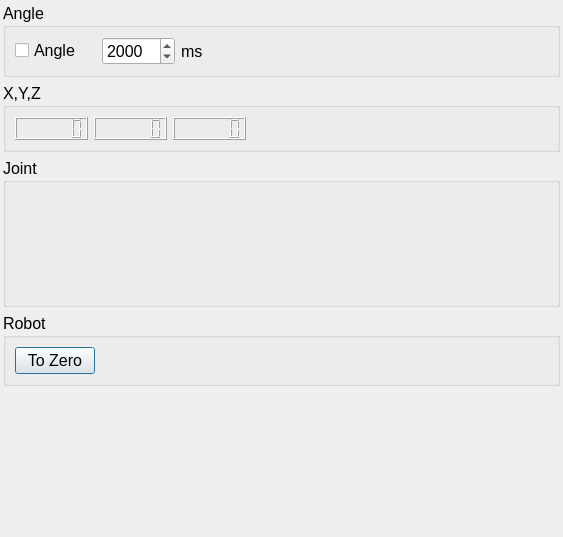
ww4u/megarobostudio, file source/wnd/ui/roboaxes.ui: the form before one commit.
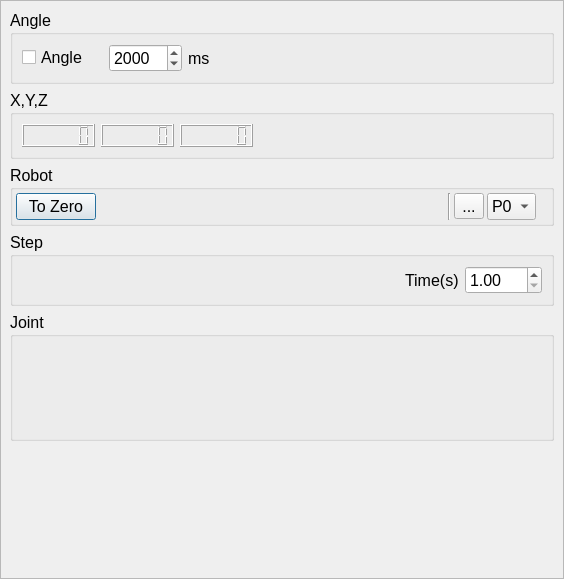
The form after the commit. Icons and pictures are not drawn. Custom widgets are drawn as their Qt base class.

Diff of the .ui file:
```diff
--- a/source/wnd/ui/roboaxes.ui
+++ b/source/wnd/ui/roboaxes.ui
@@ -6,8 +6,8 @@
    <rect>
     <x>0</x>
     <y>0</y>
-    <width>563</width>
-    <height>537</height>
+    <width>564</width>
+    <height>579</height>
    </rect>
   </property>
   <property name="font">
@@ -29,33 +29,41 @@
   <property name="modal">
    <bool>false</bool>
   </property>
-  <layout class="QGridLayout" name="gridLayout">
+  <layout class="QVBoxLayout" name="verticalLayout">
    <property name="leftMargin">
-    <number>3</number>
+    <number>0</number>
    </property>
    <property name="topMargin">
-    <number>3</number>
+    <number>0</number>
    </property>
    <property name="rightMargin">
-    <number>3</number>
+    <number>0</number>
    </property>
    <property name="bottomMargin">
-    <number>3</number>
+    <number>0</number>
    </property>
-   <item row="7" column="0">
-    <spacer name="verticalSpacer">
-     <property name="orientation">
-      <enum>Qt::Vertical</enum>
+   <item>
+    <widget class="QScrollArea" name="scrollArea">
+     <property name="frameShadow">
+      <enum>QFrame::Raised</enum>
      </property>
-     <property name="sizeHint" stdset="0">
-      <size>
-       <width>20</width>
-       <height>40</height>
-      </size>
+     <property name="lineWidth">
+      <number>0</number>
      </property>
-    </spacer>
-   </item>
-   <item row="3" column="0">
+     <property name="widgetResizable">
+      <bool>true</bool>
+     </property>
+     <widget class="QWidget" name="scrollAreaWidgetContents">
+      <property name="geometry">
+       <rect>
+        <x>0</x>
+        <y>0</y>
+        <width>562</width>
+        <height>577</height>
+       </rect>
+      </property>
+      <layout class="QVBoxLayout" name="verticalLayout_3">
+       <item>
     <widget class="QGroupBox" name="groupBox_3">
      <property name="title">
       <string>Angle</string>
@@ -126,12 +134,70 @@
      </layout>
     </widget>
    </item>
-   <item row="6" column="0">
+       <item>
+        <widget class="QGroupBox" name="gpLcdPos">
+         <property name="title">
+          <string>X,Y,Z</string>
+         </property>
+         <layout class="QHBoxLayout" name="horizontalLayout_2">
+          <item>
+           <widget class="QLCDNumber" name="lcdPosX">
+            <property name="digitCount">
+             <number>6</number>
+            </property>
+           </widget>
+          </item>
+          <item>
+           <widget class="QLCDNumber" name="lcdPosY">
+            <property name="digitCount">
+             <number>6</number>
+            </property>
+           </widget>
+          </item>
+          <item>
+           <widget class="QLCDNumber" name="lcdPosZ">
+            <property name="digitCount">
+             <number>6</number>
+            </property>
+           </widget>
+          </item>
+          <item>
+           <spacer name="horizontalSpacer_3">
+            <property name="orientation">
+             <enum>Qt::Horizontal</enum>
+            </property>
+            <property name="sizeHint" stdset="0">
+             <size>
+              <width>40</width>
+              <height>20</height>
+             </size>
+            </property>
+           </spacer>
+          </item>
+         </layout>
+        </widget>
+       </item>
+       <item>
     <widget class="QGroupBox" name="groupBox_2">
      <property name="title">
       <string>Robot</string>
      </property>
      <layout class="QHBoxLayout" name="horizontalLayout">
+          <property name="spacing">
+           <number>3</number>
+          </property>
+          <property name="leftMargin">
+           <number>3</number>
+          </property>
+          <property name="topMargin">
+           <number>3</number>
+          </property>
+          <property name="rightMargin">
+           <number>3</number>
+          </property>
+          <property name="bottomMargin">
+           <number>3</number>
+          </property>
       <item>
        <widget class="QPushButton" name="btnZero">
         <property name="text">
@@ -152,10 +218,146 @@
         </property>
        </spacer>
       </item>
+          <item>
+           <widget class="Line" name="line">
+            <property name="orientation">
+             <enum>Qt::Vertical</enum>
+            </property>
+           </widget>
+          </item>
+          <item>
+           <widget class="QToolButton" name="toolButton">
+            <property name="text">
+             <string>...</string>
+            </property>
+            <property name="icon">
+             <iconset resource="../res/res.qrc">
+              <normaloff>:/res/image/icon/332.png</normaloff>:/res/image/icon/332.png</iconset>
+            </property>
+            <property name="iconSize">
+             <size>
+              <width>24</width>
+              <height>24</height>
+             </size>
+            </property>
+           </widget>
+          </item>
+          <item>
+           <widget class="QComboBox" name="comboBox">
+            <property name="sizePolicy">
+             <sizepolicy hsizetype="Minimum" vsizetype="Fixed">
+              <horstretch>0</horstretch>
+              <verstretch>0</verstretch>
+             </sizepolicy>
+            </property>
+            <property name="maximumSize">
+             <size>
+              <width>50</width>
+              <height>16777215</height>
+             </size>
+            </property>
+            <item>
+             <property name="text">
+              <string>P0</string>
+             </property>
+            </item>
+            <item>
+             <property name="text">
+              <string>P1</string>
+             </property>
+            </item>
+            <item>
+             <property name="text">
+              <string>P2</string>
+             </property>
+            </item>
+            <item>
+             <property name="text">
+              <string>P3</string>
+             </property>
+            </item>
+            <item>
+             <property name="text">
+              <string>P4</string>
+             </property>
+            </item>
+            <item>
+             <property name="text">
+              <string>P5</string>
+             </property>
+            </item>
+            <item>
+             <property name="text">
+              <string>P6</string>
+             </property>
+            </item>
+            <item>
+             <property name="text">
+              <string>P7</string>
+             </property>
+            </item>
+            <item>
+             <property name="text">
+              <string>P8</string>
+             </property>
+            </item>
+            <item>
+             <property name="text">
+              <string>P9</string>
+             </property>
+            </item>
+           </widget>
+          </item>
+          <item>
+           <widget class="QLabel" name="labelStat">
+            <property name="text">
+             <string/>
+            </property>
+           </widget>
+          </item>
      </layout>
     </widget>
    </item>
-   <item row="5" column="0">
+       <item>
+        <widget class="QGroupBox" name="groupBox_4">
+         <property name="title">
+          <string>Step</string>
+         </property>
+         <layout class="QGridLayout" name="gridLayout_2">
+          <item row="0" column="2">
+           <widget class="QDoubleSpinBox" name="spinStepTime">
+            <property name="minimum">
+             <double>1.000000000000000</double>
+            </property>
+            <property name="maximum">
+             <double>100.000000000000000</double>
+            </property>
+           </widget>
+          </item>
+          <item row="0" column="1">
+           <widget class="QLabel" name="label">
+            <property name="text">
+             <string>Time(s)</string>
+            </property>
+           </widget>
+          </item>
+          <item row="0" column="0">
+           <spacer name="horizontalSpacer_4">
+            <property name="orientation">
+             <enum>Qt::Horizontal</enum>
+            </property>
+            <property name="sizeHint" stdset="0">
+             <size>
+              <width>40</width>
+              <height>20</height>
+             </size>
+            </property>
+           </spacer>
+          </item>
+         </layout>
+        </widget>
+       </item>
+       <item>
     <widget class="QGroupBox" name="groupBox">
      <property name="sizePolicy">
       <sizepolicy hsizetype="Expanding" vsizetype="Expanding">
@@ -203,47 +405,21 @@
      </layout>
     </widget>
    </item>
-   <item row="4" column="0">
-    <widget class="QGroupBox" name="gpLcdPos">
-     <property name="title">
-      <string>X,Y,Z</string>
-     </property>
-     <layout class="QHBoxLayout" name="horizontalLayout_2">
       <item>
-       <widget class="QLCDNumber" name="lcdPosX">
-        <property name="digitCount">
-         <number>6</number>
-        </property>
-       </widget>
-      </item>
-      <item>
-       <widget class="QLCDNumber" name="lcdPosY">
-        <property name="digitCount">
-         <number>6</number>
-        </property>
-       </widget>
-      </item>
-      <item>
-       <widget class="QLCDNumber" name="lcdPosZ">
-        <property name="digitCount">
-         <number>6</number>
-        </property>
-       </widget>
-      </item>
-      <item>
-       <spacer name="horizontalSpacer_3">
+        <spacer name="verticalSpacer">
         <property name="orientation">
-         <enum>Qt::Horizontal</enum>
+          <enum>Qt::Vertical</enum>
         </property>
         <property name="sizeHint" stdset="0">
          <size>
-          <width>40</width>
-          <height>20</height>
+           <width>20</width>
+           <height>40</height>
          </size>
         </property>
        </spacer>
       </item>
      </layout>
+     </widget>
     </widget>
    </item>
   </layout>
```
Lines whose indentation alone changed are shown as unchanged.
